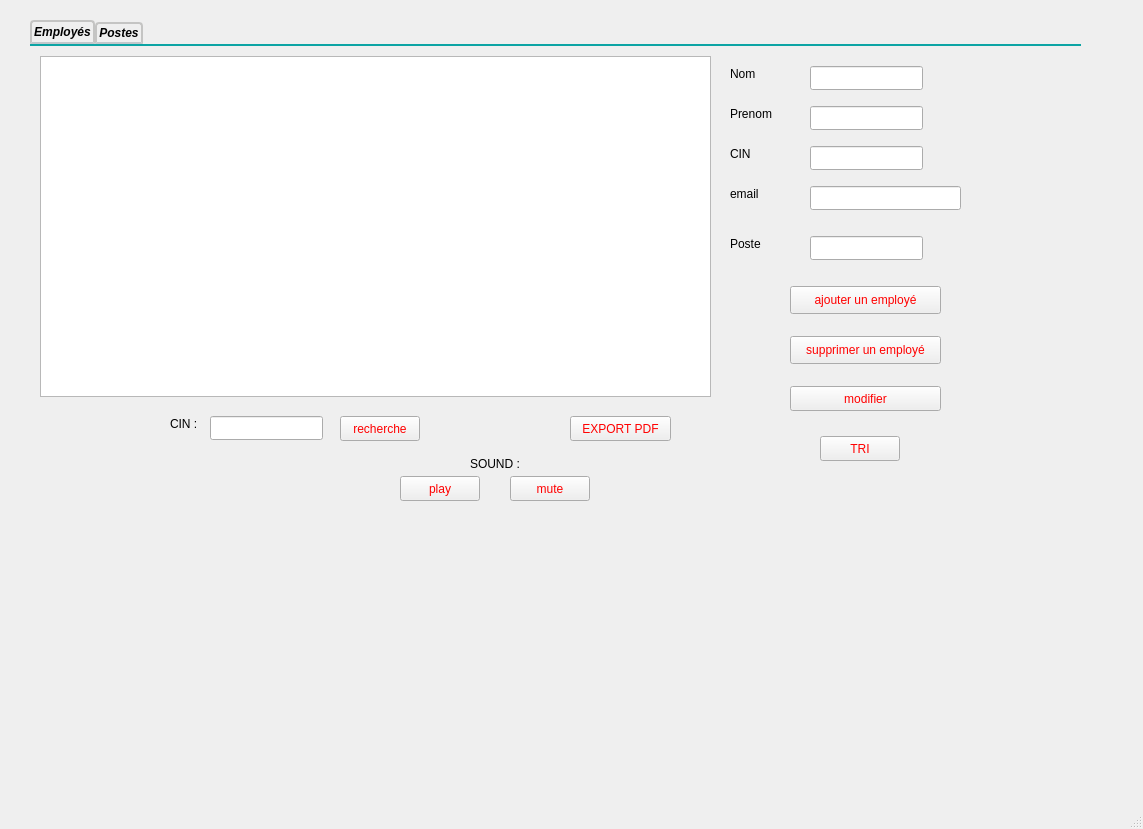
DorsafCharfeddine/Smart_Cinema_2A1, file Integration/mainwindow.ui: the form before one commit.
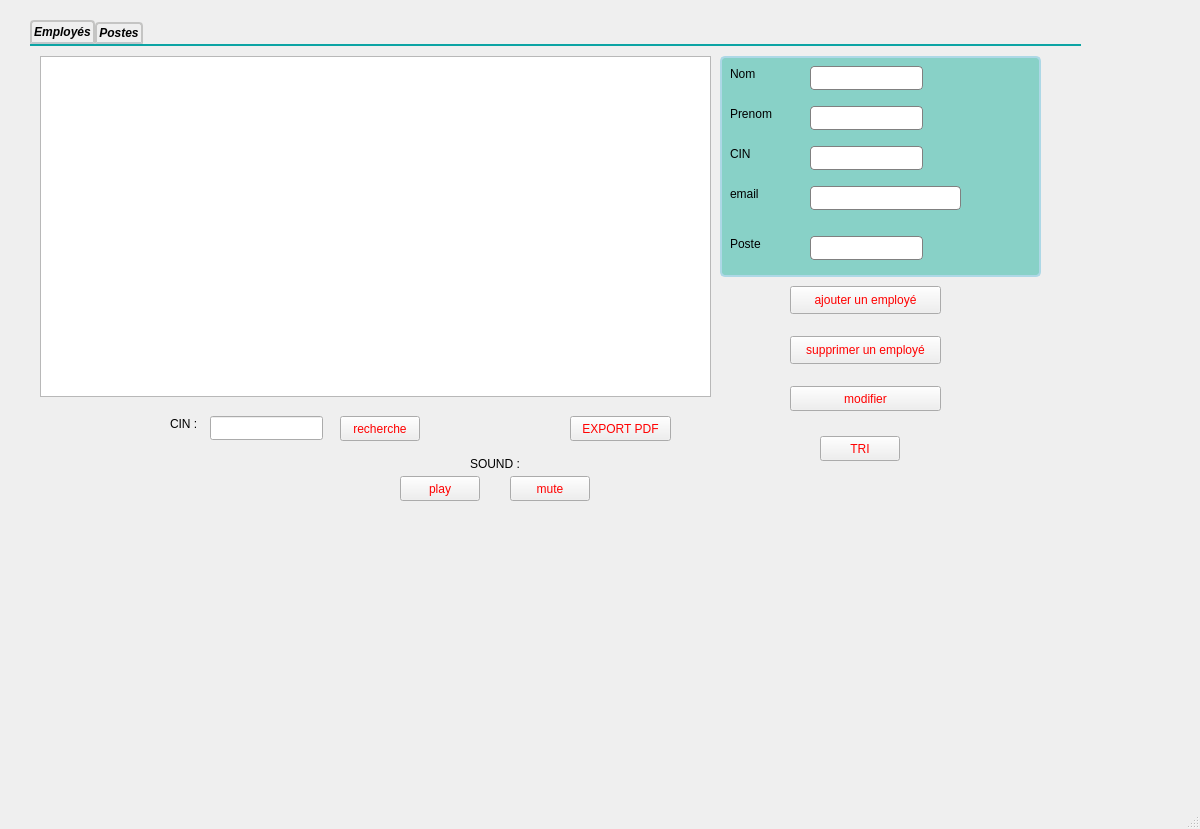
The form after the commit. The open tabs and pages were chosen to show the change. Icons and pictures are not drawn. Custom widgets are drawn as their Qt base class.

What changed in the file:
```diff
--- a/Integration/mainwindow.ui
+++ b/Integration/mainwindow.ui
@@ -6,7 +6,7 @@
    <rect>
     <x>0</x>
     <y>0</y>
-    <width>1143</width>
+    <width>1200</width>
     <height>829</height>
    </rect>
   </property>
@@ -3076,6 +3076,15 @@
           <height>24</height>
          </rect>
         </property>
+        <property name="styleSheet">
+         <string notr="true">QLineEdit {
+padding: 1px;
+border-style: solid;
+border: 1px solid grey;
+background:white;
+border-radius: 4px;
+}</string>
+        </property>
        </widget>
        <widget class="QLineEdit" name="lineEdit_mailE_3">
         <property name="geometry">
@@ -3086,6 +3095,15 @@
           <height>24</height>
          </rect>
         </property>
+        <property name="styleSheet">
+         <string notr="true">QLineEdit {
+padding: 1px;
+border-style: solid;
+border: 1px solid grey;
+background:white;
+border-radius: 4px;
+}</string>
+        </property>
        </widget>
        <widget class="QLineEdit" name="lineEdit_CinE_3">
         <property name="geometry">
@@ -3096,6 +3114,15 @@
           <height>24</height>
          </rect>
         </property>
+        <property name="styleSheet">
+         <string notr="true">QLineEdit {
+padding: 1px;
+border-style: solid;
+border: 1px solid grey;
+background:white;
+border-radius: 4px;
+}</string>
+        </property>
        </widget>
        <widget class="QLineEdit" name="lineEdit_NE_3">
         <property name="geometry">
@@ -3107,7 +3134,13 @@
          </rect>
         </property>
         <property name="styleSheet">
-         <string notr="true">QLineEdit { color: red }</string>
+         <string notr="true">QLineEdit {
+padding: 1px;
+border-style: solid;
+border: 1px solid grey;
+background:white;
+border-radius: 4px;
+}</string>
         </property>
        </widget>
        <widget class="QLineEdit" name="lineEdit_PosteE_3">
@@ -3119,6 +3152,15 @@
           <height>24</height>
          </rect>
         </property>
+        <property name="styleSheet">
+         <string notr="true">QLineEdit {
+padding: 1px;
+border-style: solid;
+border: 1px solid grey;
+background:white;
+border-radius: 4px;
+}</string>
+        </property>
        </widget>
        <widget class="QLabel" name="label_31">
         <property name="geometry">
@@ -3129,6 +3171,9 @@
           <height>16</height>
          </rect>
         </property>
+        <property name="styleSheet">
+         <string notr="true">font: 75 9pt &quot;MS Shell Dlg 2&quot;;</string>
+        </property>
         <property name="text">
          <string>Nom</string>
         </property>
@@ -3142,6 +3187,9 @@
           <height>16</height>
          </rect>
         </property>
+        <property name="styleSheet">
+         <string notr="true">font: 75 9pt &quot;MS Shell Dlg 2&quot;;</string>
+        </property>
         <property name="text">
          <string>Prenom</string>
         </property>
@@ -3155,6 +3203,9 @@
           <height>16</height>
          </rect>
         </property>
+        <property name="styleSheet">
+         <string notr="true">font: 75 9pt &quot;MS Shell Dlg 2&quot;;</string>
+        </property>
         <property name="text">
          <string>CIN</string>
         </property>
@@ -3168,6 +3219,9 @@
           <height>16</height>
          </rect>
         </property>
+        <property name="styleSheet">
+         <string notr="true">font: 75 9pt &quot;MS Shell Dlg 2&quot;;</string>
+        </property>
         <property name="text">
          <string>email</string>
         </property>
@@ -3181,6 +3235,9 @@
           <height>16</height>
          </rect>
         </property>
+        <property name="styleSheet">
+         <string notr="true">font: 75 9pt &quot;MS Shell Dlg 2&quot;;</string>
+        </property>
         <property name="text">
          <string>Poste</string>
         </property>
@@ -3315,6 +3372,55 @@
          <string>SOUND :</string>
         </property>
        </widget>
+       <widget class="QGroupBox" name="groupBox_12">
+        <property name="geometry">
+         <rect>
+          <x>690</x>
+          <y>10</y>
+          <width>321</width>
+          <height>221</height>
+         </rect>
+        </property>
+        <property name="font">
+         <font>
+          <pointsize>10</pointsize>
+          <weight>75</weight>
+          <bold>true</bold>
+         </font>
+        </property>
+        <property name="styleSheet">
+         <string notr="true"> background-color: #88D1C7;
+ border: 2px solid lightblue;
+ border-radius: 5px;
+ margin-top: 1ex;</string>
+        </property>
+        <property name="title">
+         <string/>
+        </property>
+       </widget>
+       <zorder>groupBox_12</zorder>
+       <zorder>ae_pushButton_3</zorder>
+       <zorder>se_pushButton_3</zorder>
+       <zorder>lineEdit_PE_3</zorder>
+       <zorder>lineEdit_mailE_3</zorder>
+       <zorder>lineEdit_CinE_3</zorder>
+       <zorder>lineEdit_NE_3</zorder>
+       <zorder>lineEdit_PosteE_3</zorder>
+       <zorder>label_31</zorder>
+       <zorder>label_32</zorder>
+       <zorder>label_33</zorder>
+       <zorder>label_34</zorder>
+       <zorder>label_35</zorder>
+       <zorder>label_36</zorder>
+       <zorder>lineEdit_Recherche_Cin_3</zorder>
+       <zorder>tableView_employe_3</zorder>
+       <zorder>pushButton_modifierE_3</zorder>
+       <zorder>re_3</zorder>
+       <zorder>tri_5</zorder>
+       <zorder>PDF_3</zorder>
+       <zorder>paly_3</zorder>
+       <zorder>mute_3</zorder>
+       <zorder>label_37</zorder>
       </widget>
       <widget class="QWidget" name="tab_6">
        <attribute name="title">
```
Left out of the diff: 197 changed lines with no effect on the pictures.
